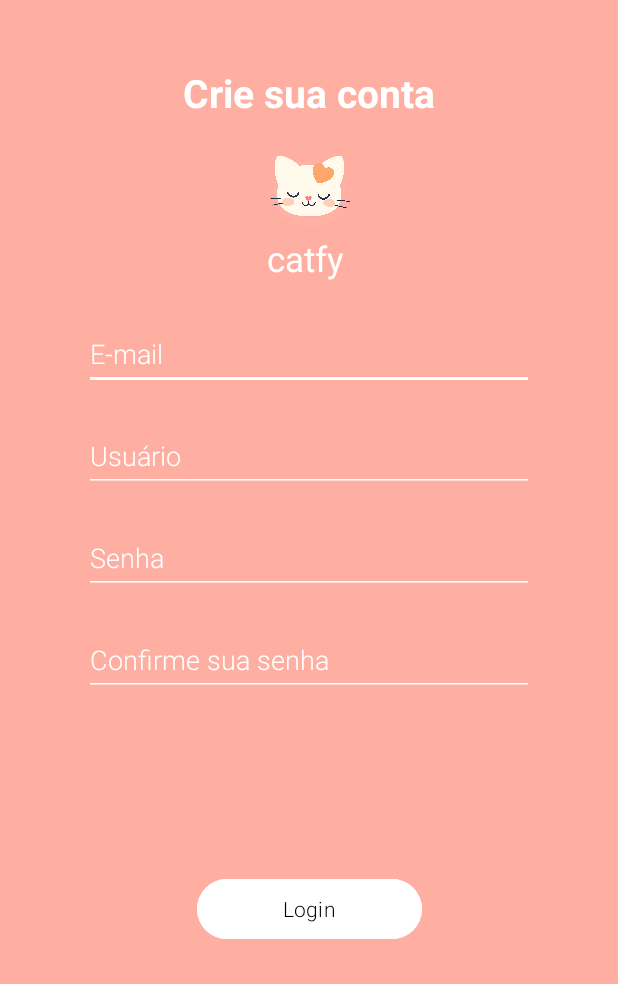
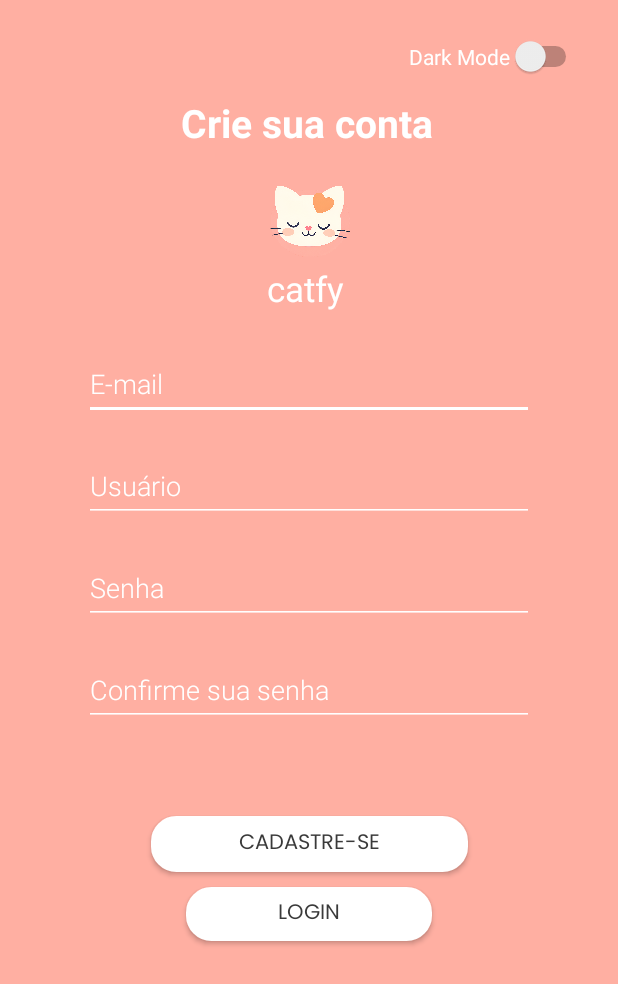
Before and after one commit to miguellmoura/Catfy, an Android app: the screen it shows after launch (SignInActivity), on a phone screen of 412 x 824 dp. Shown: the top 984 px of the screen. Run offline under Robolectric (Android 15) with nearby library versions, the phone set to English and light mode, and no system bars; our stand-ins replace data binding.

Commit message:
add dark mode

```diff
--- a/app/build.gradle.kts
+++ b/app/build.gradle.kts
@@ -37,7 +37,6 @@ android {
     dataBinding {
         enable = true
     }
-
     viewBinding {
         enable = true
     }
@@ -64,6 +63,7 @@ dependencies {
     implementation("com.squareup.picasso:picasso:2.71828")
     implementation("jp.wasabeef:picasso-transformations:2.4.0")
     implementation("androidx.recyclerview:recyclerview:1.3.0")
+    implementation ("androidx.databinding:databinding-runtime:7.0.0")
     testImplementation("junit:junit:4.13.2")
     androidTestImplementation("androidx.test.ext:junit:1.2.1")
     androidTestImplementation("androidx.test.espresso:espresso-core:3.6.1")
--- a/app/src/main/java/com/example/catify/SignInActivity.kt
+++ b/app/src/main/java/com/example/catify/SignInActivity.kt
@@ -2,18 +2,21 @@ package com.example.catify
 
 import android.app.ActivityOptions
 import android.content.Intent
+import android.content.SharedPreferences
 import android.os.Bundle
 import android.util.Log
 import android.widget.Toast
 import androidx.appcompat.app.AppCompatActivity
+import androidx.appcompat.app.AppCompatDelegate
 import androidx.databinding.DataBindingUtil
 import com.example.catify.databinding.ActivitySignInBinding
 import java.math.BigInteger
 import java.security.MessageDigest
-import android.view.animation.AnimationUtils
 import com.example.catify.R
 
 class SignInActivity : AppCompatActivity() {
+
+    private lateinit var sharedPreferences: SharedPreferences
 
     fun String.md5(): String {
         val md = MessageDigest.getInstance("MD5")
@@ -23,20 +26,44 @@ class SignInActivity : AppCompatActivity() {
     override fun onCreate(savedInstanceState: Bundle?) {
         super.onCreate(savedInstanceState)
 
-        Singleton.setContextUser(this)
+        sharedPreferences = getSharedPreferences("user_preferences", MODE_PRIVATE)
+        val isDarkMode = sharedPreferences.getBoolean("dark_mode", false)
+        AppCompatDelegate.setDefaultNightMode(
+            if (isDarkMode) AppCompatDelegate.MODE_NIGHT_YES else AppCompatDelegate.MODE_NIGHT_NO
+        )
 
         val binding: ActivitySignInBinding = DataBindingUtil.setContentView(this, R.layout.activity_sign_in)
 
-        var isAuthorizedToSignIn: Boolean = false
+        val container = binding.container
+        val backgroundColor = if (isDarkMode) {
+            getColor(R.color.primaryDarkColor)
+        } else {
+            getColor(R.color.bg_color)
+        }
+        container.setBackgroundColor(backgroundColor)
+
+        binding.themeSwitch.isChecked = isDarkMode
+        binding.themeSwitch.setOnCheckedChangeListener { _, isChecked ->
+            val editor = sharedPreferences.edit()
+            editor.putBoolean("dark_mode", isChecked)
+            editor.apply()
+
+            AppCompatDelegate.setDefaultNightMode(
+                if (isChecked) AppCompatDelegate.MODE_NIGHT_YES else AppCompatDelegate.MODE_NIGHT_NO
+            )
+
+            val newBackgroundColor = if (isChecked) {
+                getColor(R.color.primaryDarkColor)
+            } else {
+                getColor(R.color.bg_color)
+            }
+            container.setBackgroundColor(newBackgroundColor)
+        }
 
         binding.contajaexiste.setOnClickListener {
             val intent = Intent(this, LoginActivity::class.java)
             startActivity(intent)
         }
-
-        val fadeInAnimation = AnimationUtils.loadAnimation(this, R.anim.fade_in)
-
-        binding.signIn.startAnimation(fadeInAnimation)
 
         binding.signIn.setOnClickListener {
             Log.d("SignInActivity", "Botão de cadastro clicado")
@@ -48,11 +75,8 @@ class SignInActivity : AppCompatActivity() {
 
             if (password != confirmPassword) {
                 Toast.makeText(this, "As senhas não coincidem", Toast.LENGTH_SHORT).show()
-                isAuthorizedToSignIn = false
-            }
-            if (username.isNotEmpty() && password.isNotEmpty() && !isAuthorizedToSignIn) {
+            } else if (username.isNotEmpty() && email.isNotEmpty()) {
                 val user = User(null, email, username, password)
-
                 Singleton.addUser(user)
 
                 Log.d("usuarios adicionados", Singleton.userList[0].nickname)
@@ -60,7 +84,6 @@ class SignInActivity : AppCompatActivity() {
                 val intent = Intent(this, LoginActivity::class.java)
                 startActivity(intent)
             } else {
-                isAuthorizedToSignIn = false
                 Toast.makeText(this, "Por favor, preencha todos os campos", Toast.LENGTH_SHORT).show()
             }
         }
--- /dev/null
+++ b/app/src/main/res/drawable/rounded_border_login.xml
@@ -0,0 +1,17 @@
+<shape xmlns:android="http://schemas.android.com/apk/res/android"
+    android:shape="rectangle">
+
+    <solid android:color="#FFFF" />
+
+    <stroke
+        android:width="2dp"
+        android:color="#ffff" />
+
+    <corners android:radius="16dp" />
+
+    <padding
+        android:left="5dp"
+        android:right="5dp"
+        android:top="3dp"
+        android:bottom="3dp" />
+</shape>
--- a/app/src/main/res/layout/activity_sign_in.xml
+++ b/app/src/main/res/layout/activity_sign_in.xml
@@ -1,9 +1,9 @@
 <?xml version="1.0" encoding="utf-8"?>
-<layout>
+<layout xmlns:tools="http://schemas.android.com/tools"
+    xmlns:android="http://schemas.android.com/apk/res/android"
+    xmlns:app="http://schemas.android.com/apk/res-auto">
 
-<androidx.constraintlayout.widget.ConstraintLayout xmlns:android="http://schemas.android.com/apk/res/android"
-    xmlns:app="http://schemas.android.com/apk/res-auto"
-    xmlns:tools="http://schemas.android.com/tools"
+<androidx.constraintlayout.widget.ConstraintLayout
     android:id="@+id/container"
     android:layout_width="match_parent"
     android:layout_height="match_parent"
@@ -19,12 +19,13 @@
         android:id="@+id/create_account"
         android:layout_width="wrap_content"
         android:layout_height="wrap_content"
-        android:layout_marginTop="28dp"
+        android:layout_marginTop="48dp"
         android:text="@string/create_account"
         android:textColor="@color/white"
         android:textSize="26sp"
         android:textStyle="bold"
         app:layout_constraintEnd_toEndOf="parent"
+        app:layout_constraintHorizontal_bias="0.495"
         app:layout_constraintStart_toStartOf="parent"
         app:layout_constraintTop_toTopOf="parent" />
 
@@ -123,31 +124,30 @@
 
     <Button
         android:id="@+id/contajaexiste"
-        android:layout_width="150dp"
-        android:layout_height="wrap_content"
+        android:layout_width="164dp"
+        android:layout_height="36dp"
         android:layout_gravity="start"
-        android:backgroundTint="@color/white"
+        android:layout_marginTop="10dp"
+        android:background="@drawable/rounded_border_login"
         android:enabled="true"
-        android:fontFamily="sans-serif-light"
+        android:fontFamily="@font/poppins"
         android:text="@string/action_jatemconta"
-        android:textColor="@color/black"
-        android:layout_marginTop="10dp"
+        android:textColor="#3A3A3A"
         app:layout_constraintEnd_toEndOf="parent"
         app:layout_constraintStart_toStartOf="parent"
-        app:layout_constraintTop_toBottomOf="@id/sign_in"
-        />
+        app:layout_constraintTop_toBottomOf="@id/sign_in" />
 
     <Button
         android:id="@+id/sign_in"
-        android:layout_width="220dp"
-        android:layout_height="wrap_content"
+        android:layout_width="211dp"
+        android:layout_height="37dp"
         android:layout_gravity="start"
         android:layout_marginTop="60dp"
-        android:backgroundTint="@color/white"
+        android:background="@drawable/rounded_border_login"
         android:enabled="true"
-        android:fontFamily="sans-serif-light"
+        android:fontFamily="@font/poppins"
         android:text="@string/action_sign_in"
-        android:textColor="@color/black"
+        android:textColor="#3A3A3A"
         app:layout_constraintEnd_toEndOf="parent"
         app:layout_constraintStart_toStartOf="parent"
         app:layout_constraintTop_toBottomOf="@id/confirm_password" />
@@ -165,6 +165,18 @@
         tools:layout_editor_absoluteX="16dp"
         tools:ignore="MissingConstraints" />
 
+    <Switch
+        android:id="@+id/themeSwitch"
+        android:layout_width="wrap_content"
+        android:layout_height="wrap_content"
+        android:layout_marginTop="8dp"
+        android:layout_marginEnd="8dp"
+        android:text="@string/dark_mode"
+        android:textColor="#FFFFFF"
+        app:layout_constraintEnd_toEndOf="parent"
+        app:layout_constraintTop_toTopOf="parent"
+        tools:ignore="UseSwitchCompatOrMaterialXml" />
+
 </androidx.constraintlayout.widget.ConstraintLayout>
 
 </layout>
--- a/app/src/main/res/values-night/themes.xml
+++ b/app/src/main/res/values-night/themes.xml
@@ -1,7 +1,5 @@
-<resources xmlns:tools="http://schemas.android.com/tools">
-    <!-- Base application theme. -->
-    <style name="Base.Theme.Catify" parent="Theme.Material3.DayNight.NoActionBar">
-        <!-- Customize your dark theme here. -->
-        <!-- <item name="colorPrimary">@color/my_dark_primary</item> -->
+<resources>
+    <style name="Theme.Catify" parent="Theme.MaterialComponents.DayNight.DarkActionBar">
+
     </style>
 </resources>
--- a/app/src/main/res/values/strings.xml
+++ b/app/src/main/res/values/strings.xml
@@ -39,7 +39,8 @@
     <string name="affection_level">"Nível de amor: 4"</string>
     <string name="energy_level">"Nível de energia: 5"</string>"
     <string name="health_problems">"Problemas de saúde: 3"</string>"
-    <string name="smartness">"Inteligência: 5"</string>"
+    <string name="smartness">"Inteligência: 5"</string>
+    <string name="dark_mode">Dark Mode</string>"
 
 
 
--- a/build.gradle.kts
+++ b/build.gradle.kts
@@ -1,6 +1,6 @@
 // Top-level build file where you can add configuration options common to all sub-projects/modules.
 plugins {
-    id("com.android.application") version "8.1.3" apply false
+    id("com.android.application") version "8.5.1" apply false
     id("org.jetbrains.kotlin.android") version "1.9.21" apply false
     id("org.jetbrains.kotlin.kapt") version "1.9.21" apply false
 
```
Also changed, not shown: app/src/main/AndroidManifest.xml (+3 -7 lines), app/src/main/java/com/example/catify/LoginActivity.kt (+41 -8 lines), app/src/main/res/layout/activity_login.xml (+29 -16 lines), app/src/main/res/values/colors.xml (+15 -0 lines), app/src/main/res/values/themes.xml (+6 -3 lines).
